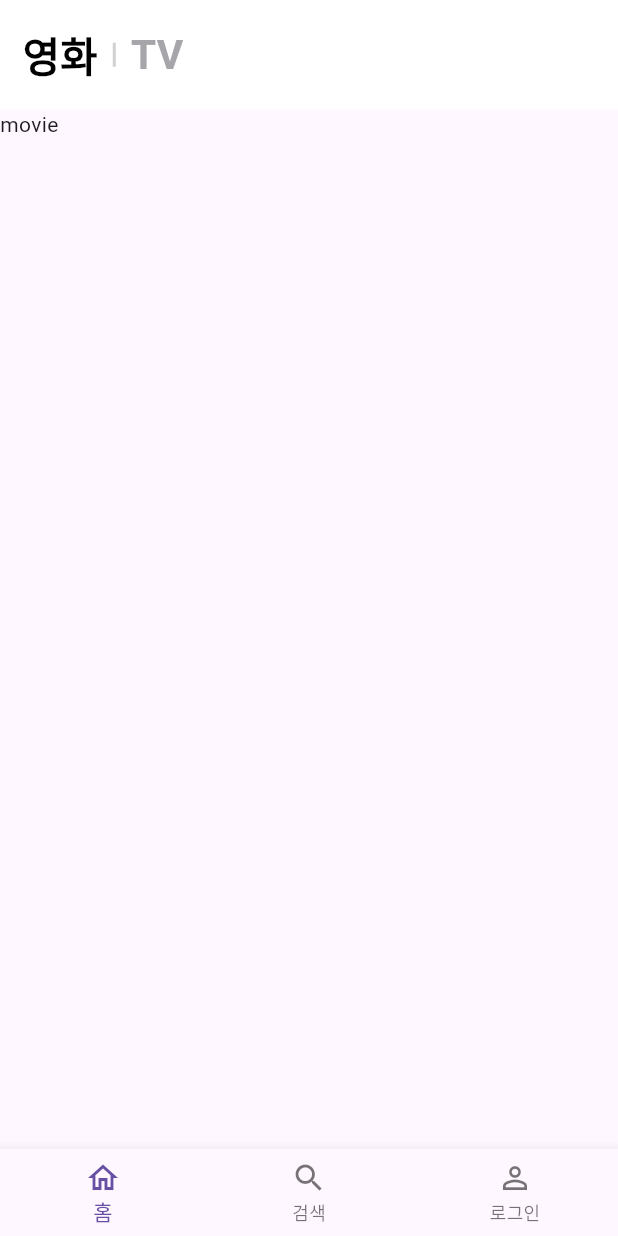
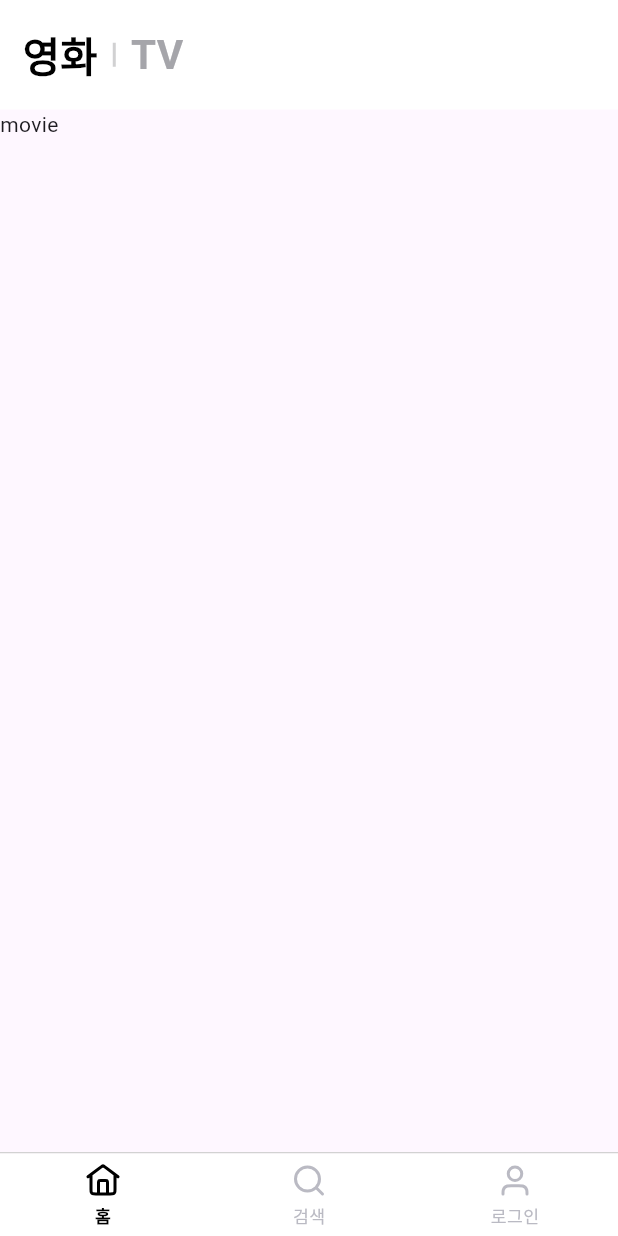
Before and after one commit to kiyoungsong/watcha-pedia-clone, a Flutter app: the screen it shows after launch, on a phone screen of 412 x 824 dp. Run offline on Flutter 3.47's test engine with Material 3 defaults, Android fonts, the phone set to English and light mode, and no system bars; our stand-ins replace flutter_svg, go_router.

Commit message:
♻️ [Refactor]: Footer 리팩토링

```diff
--- a/lib/component/footer/footer.dart
+++ b/lib/component/footer/footer.dart
@@ -1,20 +1,43 @@
 import 'package:flutter/material.dart';
+import 'package:flutter_svg/flutter_svg.dart';
 import 'package:go_router/go_router.dart';
+import 'package:watcha_pedia_clone/theme/colors.dart';
 
 class Footer extends StatelessWidget {
+  final int currentPageIndex = 0;
   const Footer({super.key});
 
   @override
   Widget build(BuildContext context) {
-    return BottomNavigationBar(
-        items: const <BottomNavigationBarItem>[
-          BottomNavigationBarItem(icon: Icon(Icons.home_outlined), label: "홈"),
-          BottomNavigationBarItem(icon: Icon(Icons.search), label: "검색"),
-          BottomNavigationBarItem(
-              icon: Icon(Icons.person_outline), label: "로그인"),
-        ],
-        currentIndex: _calculateSelectedIndex(context),
-        onTap: (int index) => _onItemTapped(index, context));
+    return Container(
+      height: 56,
+      decoration:
+          BoxDecoration(border: Border(top: BorderSide(color: borderGray))),
+      child: BottomNavigationBar(
+          backgroundColor: Colors.white,
+          elevation: 0,
+          selectedItemColor: Colors.black,
+          selectedLabelStyle: TextStyle(fontWeight: FontWeight.bold),
+          unselectedFontSize: 11.5,
+          selectedFontSize: 11.5,
+          unselectedItemColor: baseGray,
+          items: <BottomNavigationBarItem>[
+            BottomNavigationBarItem(icon: getIcon("home"), label: "홈"),
+            BottomNavigationBarItem(icon: getIcon("search"), label: "검색"),
+            BottomNavigationBarItem(icon: getIcon("user"), label: "로그인"),
+          ],
+          currentIndex: _calculateSelectedIndex(context),
+          onTap: (int index) => _onItemTapped(index, context)),
+    );
+  }
+
+  Widget getIcon(String key) {
+    String basePath = "assets/icons";
+    return Container(
+      padding: EdgeInsets.only(bottom: 3),
+      width: 24,
+      child: SvgPicture.asset("$basePath/$key.svg"),
+    );
   }
 
   int _calculateSelectedIndex(BuildContext context) {
@@ -39,44 +62,3 @@ class Footer extends StatelessWidget {
     }
   }
 }
-
-// class Footer extends StatelessWidget {
-//   const Footer({super.key});
-
-//   @override
-//   Widget build(BuildContext context) {
-//     double screenWidth = MediaQuery.of(context).size.width;
-//     double paddingPercentage = 0.24;
-//     double padding = screenWidth * paddingPercentage;
-//     return Container(
-//         height: 56,
-//         padding: EdgeInsets.fromLTRB(padding, 0, padding, 0),
-//         decoration: BoxDecoration(
-//             border: Border(
-//                 top: BorderSide(
-//                     color: Color.fromARGB(255, 210, 210, 210), width: 1.0))),
-//         child: Row(
-//           mainAxisAlignment: MainAxisAlignment.spaceBetween,
-//           children: [
-//             FooterIcon(
-//               title: "홈",
-//               icon: Icons.home_outlined,
-//               pathKey: ["movie", "tv"],
-//               onClick: () => context.go("/movie"),
-//             ),
-//             FooterIcon(
-//               title: "검색",
-//               icon: Icons.search,
-//               pathKey: ["search"],
-//               onClick: () => context.go("/search"),
-//             ),
-//             FooterIcon(
-//               title: "로그인",
-//               icon: Icons.person_outline,
-//               pathKey: ["login"],
-//               onClick: () => context.go("/login"),
-//             ),
-//           ],
-//         ));
-//   }
-// }
```
